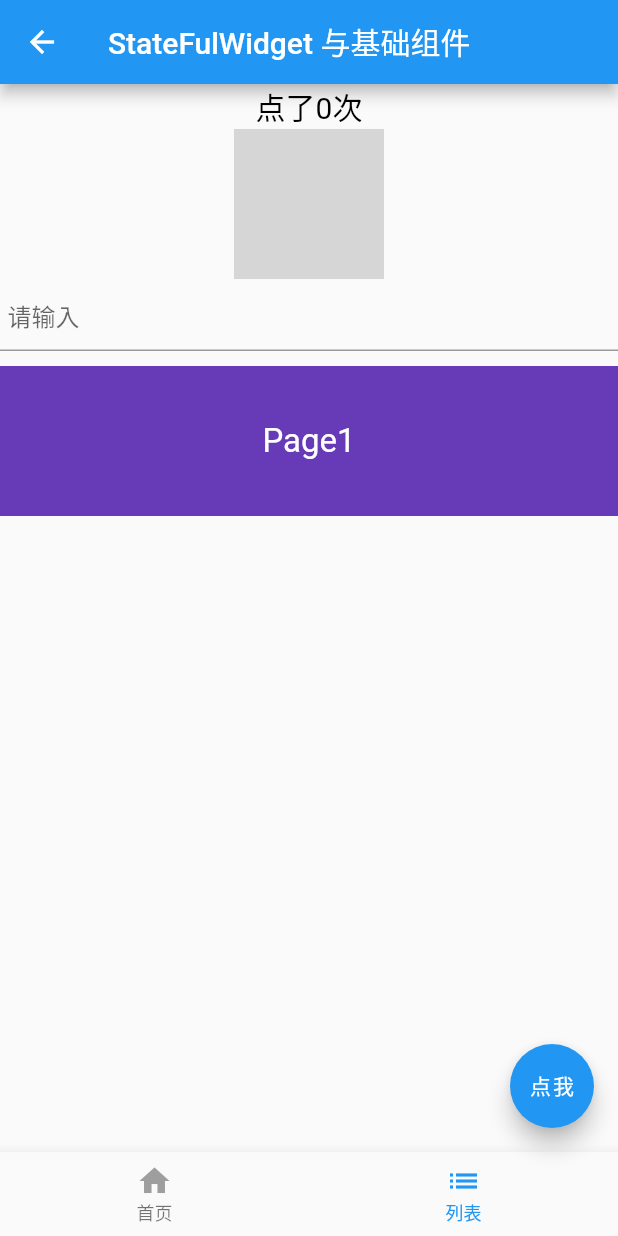
After one commit to wkl007/flutter_base_demo, a Flutter app: the StateFulGroupPage screen opened by its route, item 2 of the bottom bar chosen, on a phone screen of 412 x 824 dp. The commit adds this screen. Run offline on Flutter 3.47's test engine with Material 2 defaults, Android fonts, the phone set to English and light mode, and no system bars; our stand-ins replace hexcolor; network calls fail; grey boxes are pictures that could not be loaded.

Commit message:
feat: 组件使用

```diff
--- a/lib/main.dart
+++ b/lib/main.dart
@@ -1,6 +1,8 @@
 import 'package:flutter/cupertino.dart';
 import 'package:flutter/material.dart';
+import 'package:flutter_base_demo/pages/less_group_page.dart';
 import 'package:flutter_base_demo/pages/plugin_use.dart';
+import 'package:flutter_base_demo/pages/stateful_group_page.dart';
 
 void main() {
   runApp(MyApp());
@@ -21,6 +23,8 @@ class MyApp extends StatelessWidget {
       ),
       routes: {
         'plugin': (BuildContext context) => PluginUsePage(),
+        'less': (BuildContext context) => StateLessGroupPage(),
+        'ful': (BuildContext context) => StateFulGroupPage(),
       },
     );
   }
@@ -51,6 +55,8 @@ class _RouteNavigatorState extends State<RouteNavigator> {
             crossAxisCount: 3,
             children: [
               _item('plugin 使用', PluginUsePage(), 'plugin'),
+              _item('StatelessWidget 与基础组件', StateLessGroupPage(), 'less'),
+              _item('StateFulWidget 与基础组件', StateFulGroupPage(), 'ful'),
             ],
           ),
         )
@@ -58,7 +64,7 @@ class _RouteNavigatorState extends State<RouteNavigator> {
     );
   }
 
-  _item(String title, Widget page, String routeName) {
+  Widget _item(String title, Widget page, String routeName) {
     return Container(
       margin: EdgeInsets.all(10),
       child: ElevatedButton(
--- /dev/null
+++ b/lib/pages/stateful_group_page.dart
@@ -0,0 +1,153 @@
+import 'package:flutter/material.dart';
+
+class StateFulGroupPage extends StatefulWidget {
+  @override
+  _StateFulGroupPageState createState() => _StateFulGroupPageState();
+}
+
+class _StateFulGroupPageState extends State<StateFulGroupPage> {
+  int _currentIndex = 0;
+  int _count = 0;
+  TextStyle textStyle = TextStyle(fontSize: 20, color: Colors.white);
+
+  @override
+  Widget build(BuildContext context) {
+    return Scaffold(
+      appBar: AppBar(
+        title: Text('StateFulWidget 与基础组件'),
+        leading: GestureDetector(
+          onTap: () {
+            Navigator.pop(context);
+          },
+          child: Icon(Icons.arrow_back),
+        ),
+      ),
+      body: _currentIndex == 0 ? _firstPage() : _secondPage(),
+      bottomNavigationBar: BottomNavigationBar(
+        selectedFontSize: 12,
+        unselectedFontSize: 12,
+        selectedLabelStyle: TextStyle(color: Colors.blue),
+        unselectedLabelStyle: TextStyle(color: Colors.grey),
+        currentIndex: _currentIndex,
+        onTap: (index) {
+          setState(() {
+            _currentIndex = index;
+          });
+        },
+        items: [
+          BottomNavigationBarItem(
+            icon: Icon(Icons.home, color: Colors.grey),
+            activeIcon: Icon(Icons.home, color: Colors.blue),
+            label: '首页',
+          ),
+          BottomNavigationBarItem(
+            icon: Icon(Icons.list, color: Colors.grey),
+            activeIcon: Icon(Icons.list, color: Colors.blue),
+            label: '列表',
+          )
+        ],
+      ),
+      floatingActionButton: FloatingActionButton(
+        onPressed: () {
+          setState(() {
+            _count = _count + 1;
+          });
+        },
+        child: Text('点我'),
+      ),
+    );
+  }
+
+  Future _handleRefresh() async {
+    await Future.delayed(Duration(milliseconds: 1000));
+    return null;
+  }
+
+  Widget _item(String title, Color color) {
+    return Container(
+      alignment: Alignment.center,
+      decoration: BoxDecoration(color: color),
+      child: Text(title, style: TextStyle(fontSize: 22, color: Colors.white)),
+    );
+  }
+
+  Widget _firstPage() {
+    return RefreshIndicator(
+      child: Container(
+        decoration: BoxDecoration(color: Colors.blueGrey),
+        alignment: Alignment.center,
+        child: Column(
+          children: [
+            Text(
+              '点了${_count}次',
+              style: textStyle,
+            ),
+            Icon(
+              Icons.android,
+              size: 50,
+              color: Colors.red,
+            ),
+            CloseButton(),
+            BackButton(),
+            Chip(
+              avatar: Icon(Icons.people),
+              label: Text('老王爱小王'),
+            ),
+            Divider(
+              height: 10, //容器高度，不是线的高度
+              indent: 10, //左侧间距
+              color: Colors.orange,
+            ),
+            Card(
+              color: Colors.blue,
+              elevation: 5,
+              margin: EdgeInsets.all(10),
+              child: Container(
+                padding: EdgeInsets.all(5),
+                child: Text('I am a Card', style: textStyle),
+              ),
+            ),
+          ],
+        ),
+      ),
+      onRefresh: _handleRefresh,
+    );
+  }
+
+  Widget _secondPage() {
+    return Container(
+      child: Column(
+        children: [
+          Text(
+            '点了${_count}次',
+            style: TextStyle(color: Colors.black, fontSize: 20),
+          ),
+          Image.network(
+            'https://sxjg-elevator.ks3-cn-beijing.ksyun.com/tiantong-weapp/upload/2021-05-27/2021-05-27-09-59-53-913.jpg',
+            width: 100,
+            height: 100,
+          ),
+          TextField(
+            decoration: InputDecoration(
+              contentPadding: EdgeInsets.fromLTRB(5, 0, 0, 0),
+              hintText: '请输入',
+              hintStyle: TextStyle(fontSize: 16),
+            ),
+          ),
+          Container(
+            height: 100,
+            margin: EdgeInsets.only(top: 10),
+            decoration: BoxDecoration(color: Colors.lightBlueAccent),
+            child: PageView(
+              children: <Widget>[
+                _item('Page1', Colors.deepPurple),
+                _item('Page2', Colors.green),
+                _item('Page3', Colors.red)
+              ],
+            ),
+          ),
+        ],
+      ),
+    );
+  }
+}
```
Also changed, not shown: lib/pages/less_group_page.dart (added, +62 -0 lines), lib/pages/plugin_use.dart (+1 -7 lines).
